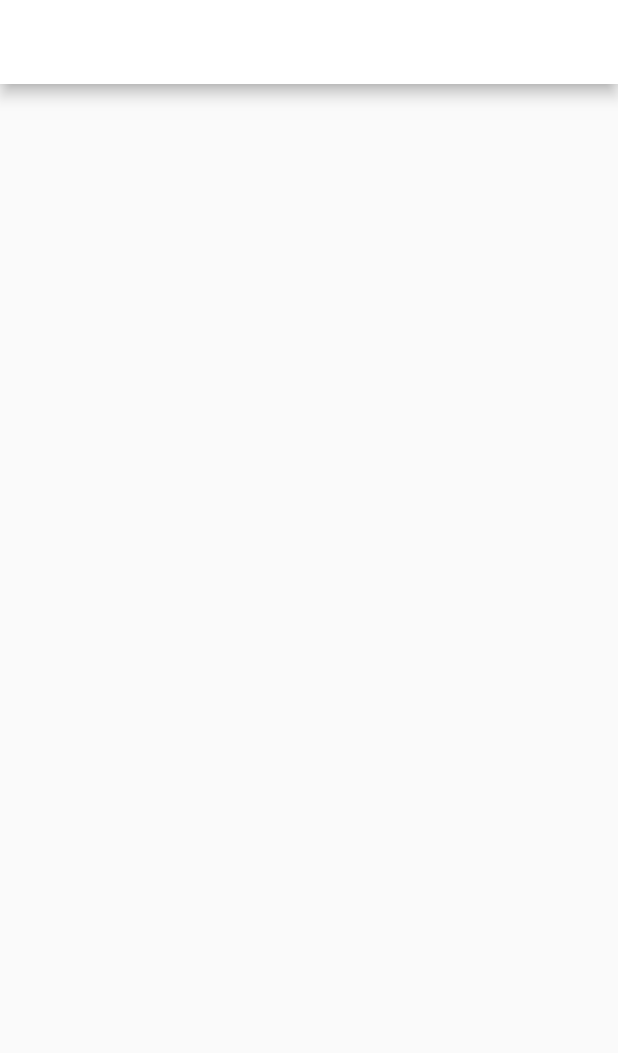
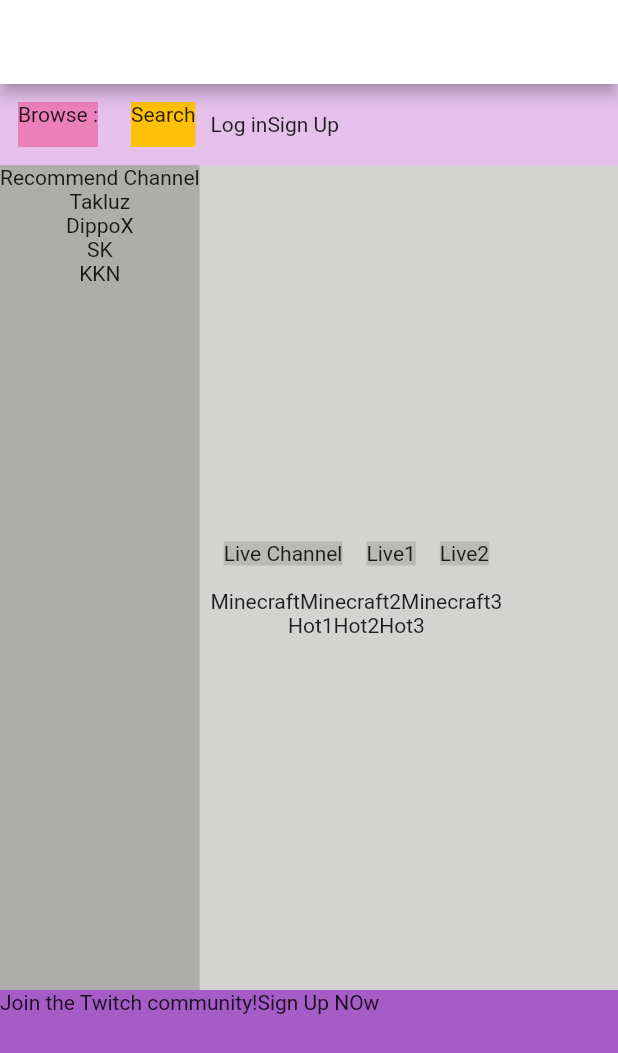
Before and after one commit to Kmaster1996/KKN-Homework-All, a Flutter app: the screen it shows after launch, on a phone screen of 412 x 824 dp. Shown: the top 1053 px of the screen. Run offline on Flutter 3.47's test engine with Material 2 defaults, Android fonts, the phone set to English and light mode, and no system bars.

Commit message:
Homework twitch v1

```diff
--- a/kkn_flutter_ui_twitch/lib/main.dart
+++ b/kkn_flutter_ui_twitch/lib/main.dart
@@ -1,11 +1,11 @@
 import 'package:flutter/material.dart';
 
 void main() {
-  runApp(const Docker());
+  runApp(const Twitch());
 }
 
-class Docker extends StatelessWidget {
-  const Docker({super.key});
+class Twitch extends StatelessWidget {
+  const Twitch({super.key});
 
   @override
   Widget build(BuildContext context) {
@@ -13,7 +13,126 @@ class Docker extends StatelessWidget {
       home: Scaffold(
         appBar: AppBar(
           backgroundColor: Theme.of(context).colorScheme.inversePrimary,
-          title: const Text('Docker'),
+          title: const Text('Twitch'),
+        ),
+        body: Container(
+          color: const Color.fromARGB(255, 211, 211, 210),
+          child: Column(
+            children: <Widget>[
+              Container(
+                color: Color.fromARGB(255, 228, 192, 235),
+                child: Row(
+                  children: <Widget>[
+                    Padding(
+                      padding: const EdgeInsets.all(12.0),
+                      child: Center(
+                        child: Container(
+                          height: 30,
+                          color: Color.fromARGB(255, 235, 127, 186),
+                          child: Text('Browse :'),
+                        ),
+                      ),
+                    ),
+                    Padding(
+                      padding: const EdgeInsets.all(10.0),
+                      child: Container(
+                        height: 30,
+                        color: Colors.amber,
+                        child: Text('Search'),
+                      ),
+                    ),
+                    Container(
+                      child: Text('Log in'),
+                    ),
+                    Container(
+                      child: Text('Sign Up'),
+                    ),
+                  ],
+                ),
+              ),
+              Row(
+                children: <Widget>[
+                  Container(
+                    color: Color.fromARGB(255, 173, 173, 170),
+                    height: 550,
+                    child: Column(
+                      children: <Widget>[
+                        Text('Recommend Channel'),
+                        Text('Takluz'),
+                        Text('DippoX'),
+                        Text('SK'),
+                        Text('KKN'),
+                      ],
+                    ),
+                  ),
+                  Column(
+                    children: <Widget>[
+                      Padding(
+                        padding: const EdgeInsets.all(8.0),
+                        child: Row(
+                          children: <Widget>[
+                            Padding(
+                              padding: const EdgeInsets.all(8.0),
+                              child: Container(
+                                color: const Color.fromARGB(255, 185, 185, 182),
+                                child: Text('Live Channel'),
+                              ),
+                            ),
+                            Padding(
+                              padding: const EdgeInsets.all(8.0),
+                              child: Container(
+                                color: const Color.fromARGB(255, 185, 185, 182),
+                                child: Text('Live1'),
+                              ),
+                            ),
+                            Padding(
+                              padding: const EdgeInsets.all(8.0),
+                              child: Container(
+                                color: const Color.fromARGB(255, 185, 185, 182),
+                                child: Text('Live2')),
+                            ),
+                          ],
+                        ),
+                      ),
+                      Row(
+                        children: <Widget>[
+                          Text('Minecraft'),
+                          Text('Minecraft2'),
+                          Text('Minecraft3'),
+                        ],
+                      ),
+                      Row(
+                        children: <Widget>[
+                          Text('Hot1'),
+                          Text('Hot2'),
+                          Text('Hot3'),
+                        ],
+                      ),
+                    ],
+                  ),
+                ],
+              ),
+              Expanded(
+                child: Container(
+                  color: Color.fromARGB(255, 165, 92, 199),
+                  child: Row(
+                    children: <Widget>[
+                      Column(
+                        children: <Widget>[
+                          Text('Join the Twitch community!'),
+                        ],
+                      ),
+                      Column(
+                        children: <Widget>[
+                          Text('Sign Up NOw'),
+                        ],
+                      ),
+                    ],
+                  ),
+                ),
+              ),
+            ],
+          ),
         ),
       ),
     );
```
